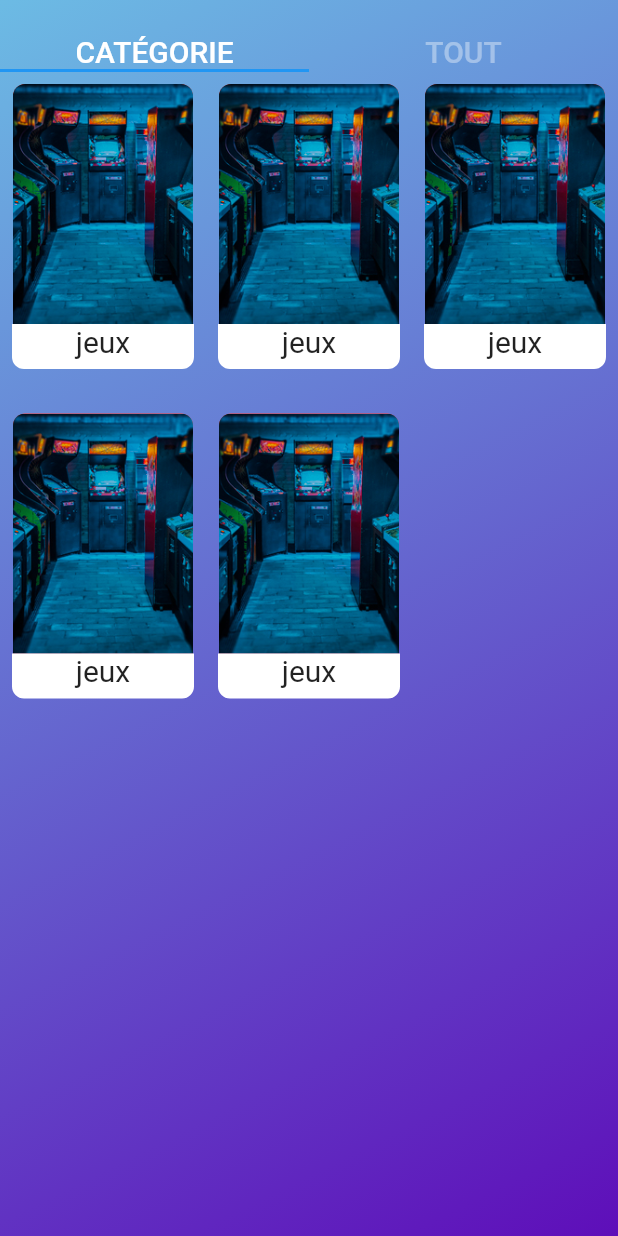
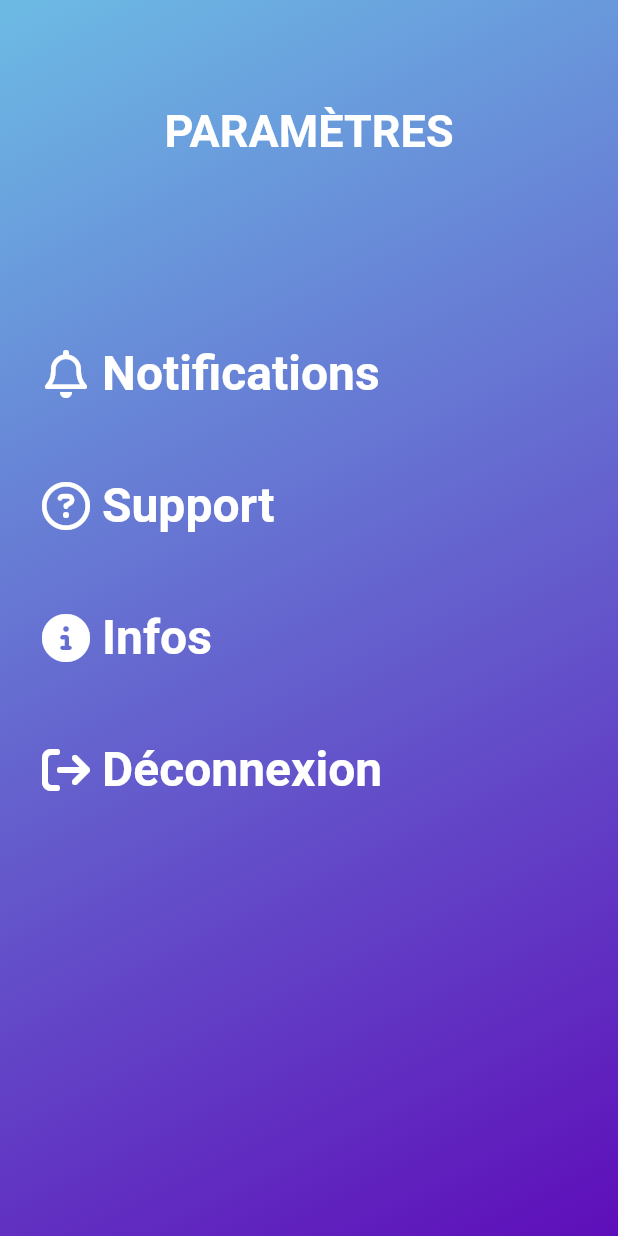
Before and after one commit to Happynounours/Instant, a Flutter app: the screen it shows after launch, on a phone screen of 412 x 824 dp. Run offline on Flutter 3.47's test engine with Material 2 defaults, Android fonts, the phone set to English and light mode, and no system bars; our stand-ins replace font_awesome_flutter, full_screen_image_null_safe, image_picker, photo_view.

Commit message:
selectparametre front

```diff
--- a/lib/main.dart
+++ b/lib/main.dart
@@ -1,5 +1,6 @@
 import 'package:flutter/material.dart';
 import 'package:instant/Home/selectCatAll.dart';
+import 'package:instant/parametres/selectparametre.dart';
 import 'package:instant/publier_image/publier_image.dart';
 import 'Home/all/all.dart';
 import 'Home/home.dart';
@@ -25,7 +26,7 @@ class MyApp extends StatelessWidget {
               ],
 
             )),
-            child: selectCatAll(),
+            child: selectparametre(),
           ),
       ),
     );
--- /dev/null
+++ b/lib/parametres/selectparametre.dart
@@ -0,0 +1,132 @@
+import 'package:flutter/material.dart';
+import 'package:font_awesome_flutter/font_awesome_flutter.dart';
+
+class selectparametre extends StatelessWidget {
+  const selectparametre({Key? key}) : super(key: key);
+
+  @override
+  Widget build(BuildContext context) {
+    return Scaffold(
+      body: Container(
+        decoration: const BoxDecoration(
+            gradient: LinearGradient(
+          begin: Alignment.topLeft,
+          end: Alignment.bottomRight,
+          colors: [
+            Color.fromARGB(255, 108, 187, 228),
+            Color.fromARGB(255, 94, 14, 185),
+          ],
+        )),
+        child: Center(
+          child: Column(
+            children: <Widget>[
+              Padding(
+                padding: const EdgeInsets.only(top: 70.0),
+                child: Text(
+                  'paramètres'.toUpperCase(),
+                  style: TextStyle(
+                      fontWeight: FontWeight.bold,
+                      fontSize: 30,
+                      color: Colors.white),
+                ),
+              ),
+
+                Padding(
+                  padding: const EdgeInsets.only(top:100),
+                  child: Column(
+                    children: [
+                      Padding(
+                        padding: const EdgeInsets.all(20.0),
+                        child: Container(
+                          child: Row(
+                            mainAxisAlignment: MainAxisAlignment.start,
+                            children: <Widget>[
+                              IconButton(
+                                  icon: FaIcon(FontAwesomeIcons.bell,
+                                      size: 32, color: Colors.white),
+                                  onPressed: () {}),
+                              Text(
+                                'Notifications',
+                                style: TextStyle(
+                                    fontWeight: FontWeight.bold,
+                                    fontSize: 32,
+                                    color: Colors.white),
+                              )
+                            ],
+                          ),
+                        ),
+                      ),
+
+              Padding(
+                padding: const EdgeInsets.all(20.0),
+                child: Container(
+                        child: Row(
+                          mainAxisAlignment: MainAxisAlignment.start,
+                          children: <Widget>[
+                            IconButton(
+                                icon: FaIcon(FontAwesomeIcons.circleQuestion,
+                                    size: 32, color: Colors.white),
+                                onPressed: () {}),
+                            Text(
+                              'Support',
+                              style: TextStyle(
+                                  fontWeight: FontWeight.bold,
+                                  fontSize: 32,
+                                  color: Colors.white),
+                            )
+                          ],
+                        ),
+                ),
+              ),
+              Padding(
+                padding: const EdgeInsets.all(20.0),
+                child: Container(
+                        child: Row(
+                          mainAxisAlignment: MainAxisAlignment.start,
+                          children: <Widget>[
+                            IconButton(
+                                icon: FaIcon(FontAwesomeIcons.circleInfo,
+                                    size: 32, color: Colors.white),
+                                onPressed: () {}),
+                            Text(
+                              'Infos',
+                              style: TextStyle(
+                                  fontWeight: FontWeight.bold,
+                                  fontSize: 32,
+                                  color: Colors.white),
+                            )
+                          ],
+                        ),
+                ),
+              ),
+              Padding(
+                padding: const EdgeInsets.all(20.0),
+                child: Container(
+                        child: Row(
+                          mainAxisAlignment: MainAxisAlignment.start,
+                          children: <Widget>[
+                            IconButton(
+                                icon: FaIcon(FontAwesomeIcons.arrowRightFromBracket,
+                                    size: 32, color: Colors.white),
+                                onPressed: () {}),
+                            Text(
+                              'Déconnexion',
+                              style: TextStyle(
+                                  fontWeight: FontWeight.bold,
+                                  fontSize: 32,
+                                  color: Colors.white),
+                            )
+                          ],
+                        ),
+                ),
+              ),
+                    ],
+                  ),
+                ),
+            ],
+          ),
+        ),
+      ),
+    );
+  }
+}
```
Also changed, not shown: 1 other file.
